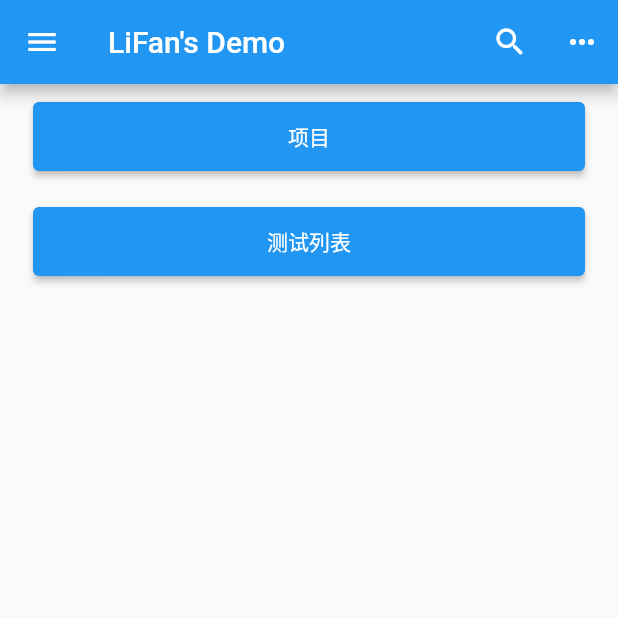
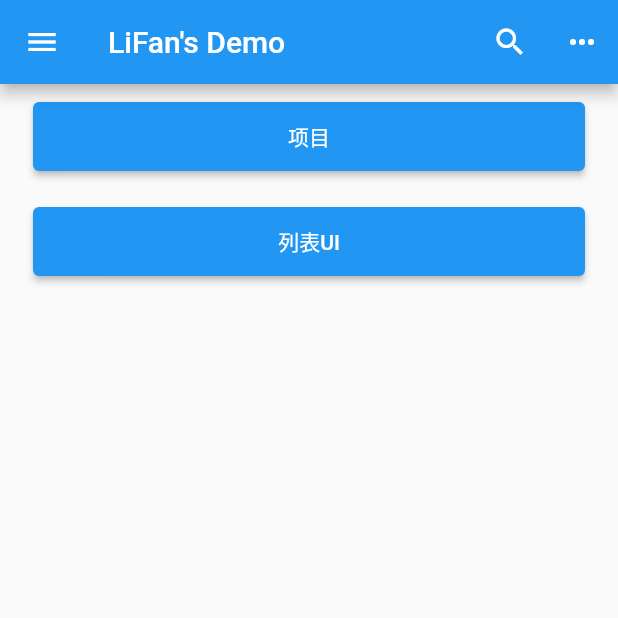
Before and after one commit to lifanGitHub/Flutter, a Flutter app: the screen it shows after launch, on a phone screen of 412 x 824 dp, the top half of it. Run offline on Flutter 3.47's test engine with Material 2 defaults, Android fonts, the phone set to English and light mode, and no system bars.

Commit message:
使用高阶函数 简化UI

```diff
--- a/lib/main.dart
+++ b/lib/main.dart
@@ -60,31 +60,36 @@ class PageContent extends StatelessWidget {
   Widget build(BuildContext context) {
     return Column(
       children: [
-        newItem("项目", () => {
+        newItem(context, "项目", onItem1Click),
+        newItem(context,"列表UI",onItem2Click)
+      ],
+    );
+  }
+
+  onItem1Click(context) {
     Navigator.pushNamed(
       context,
       "/ipst",
-          )
-        },),
-        newItem("测试列表", () => {
+    );
+  }
+
+  onItem2Click(context) {
     Navigator.pushAndRemoveUntil(
       context,
       MaterialPageRoute(builder: (context) => ListPage()),
           (route) => false,
-          )
-        },),
-      ],
     );
   }
-}
 
-//高阶函数
-Container newItem(String s, Function f) {
+//高阶函数 创建对象
+  Container newItem(BuildContext context, String s, Function f) {
     return Container(
       width: double.infinity,
       height: 50,
       margin: const EdgeInsets.fromLTRB(20, 10, 20, 10),
       padding: const EdgeInsets.all(2),
-    child: ElevatedButton(onPressed: () => {f()}, child: Text(s)),
+      child: ElevatedButton(onPressed: () => {f(context)}, child: Text(s)),
     );
   }
+
+}
```
Lines whose indentation alone changed are shown as unchanged.
